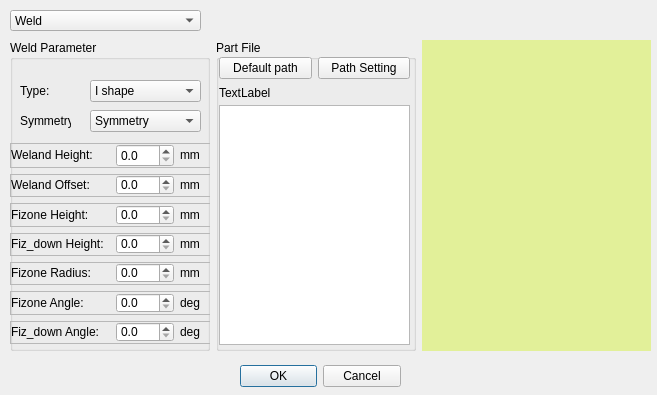
The window that phascan_view/ui/dialog/DialogWeldPartLoad.ui (qinxingying/hello-word) describes before a commit, drawn with Qt 5.
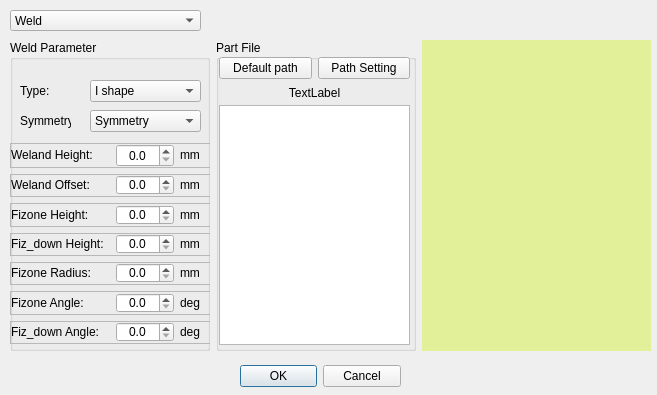
The same window after the commit. Custom widgets are drawn as their Qt base class.

The edit to the form file:
```diff
--- a/phascan_view/ui/dialog/DialogWeldPartLoad.ui
+++ b/phascan_view/ui/dialog/DialogWeldPartLoad.ui
@@ -254,6 +254,9 @@
                <height>16777215</height>
               </size>
              </property>
+             <property name="alignment">
+              <set>Qt::AlignCenter</set>
+             </property>
              <property name="decimals">
               <number>1</number>
              </property>
@@ -329,6 +332,9 @@
                <height>20</height>
               </size>
              </property>
+             <property name="alignment">
+              <set>Qt::AlignCenter</set>
+             </property>
              <property name="decimals">
               <number>1</number>
              </property>
@@ -398,6 +404,9 @@
                <height>20</height>
               </size>
              </property>
+             <property name="alignment">
+              <set>Qt::AlignCenter</set>
+             </property>
              <property name="decimals">
               <number>1</number>
              </property>
@@ -461,6 +470,9 @@
                <height>20</height>
               </size>
              </property>
+             <property name="alignment">
+              <set>Qt::AlignCenter</set>
+             </property>
              <property name="decimals">
               <number>1</number>
              </property>
@@ -530,6 +542,9 @@
                <height>20</height>
               </size>
              </property>
+             <property name="alignment">
+              <set>Qt::AlignCenter</set>
+             </property>
              <property name="decimals">
               <number>1</number>
              </property>
@@ -599,6 +614,9 @@
                <height>20</height>
               </size>
              </property>
+             <property name="alignment">
+              <set>Qt::AlignCenter</set>
+             </property>
              <property name="decimals">
               <number>1</number>
              </property>
@@ -668,6 +686,9 @@
                <height>20</height>
               </size>
              </property>
+             <property name="alignment">
+              <set>Qt::AlignCenter</set>
+             </property>
              <property name="decimals">
               <number>1</number>
              </property>
@@ -734,6 +755,9 @@
           <property name="text">
            <string>TextLabel</string>
           </property>
+          <property name="alignment">
+           <set>Qt::AlignCenter</set>
+          </property>
          </widget>
         </item>
         <item>
```
